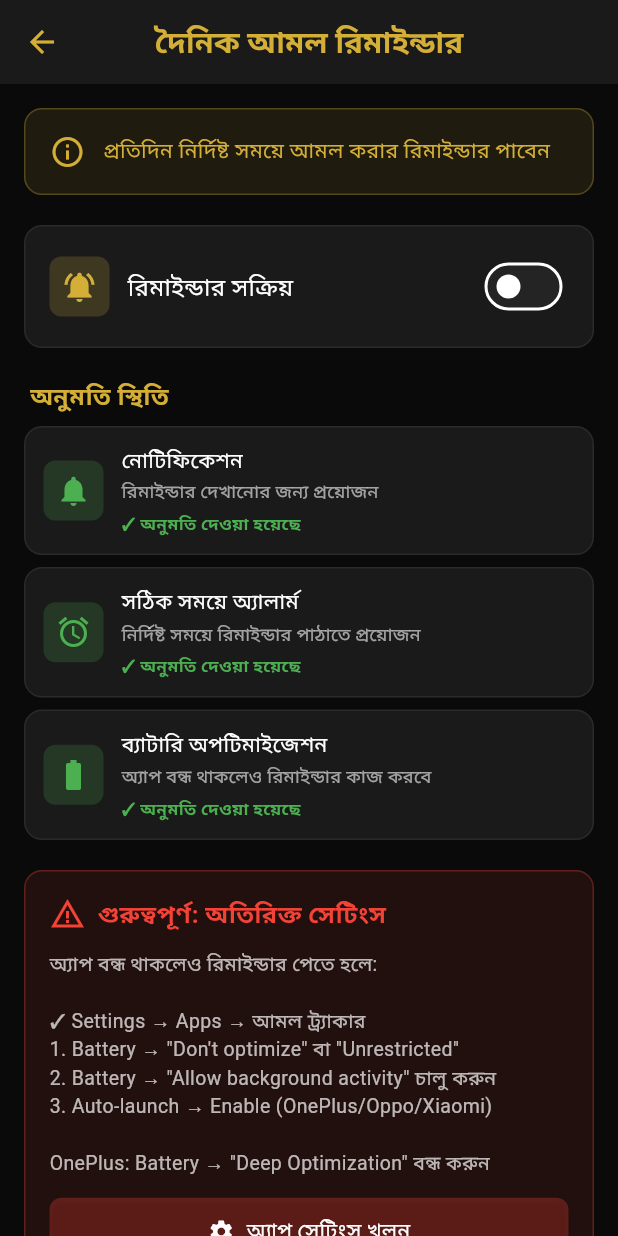
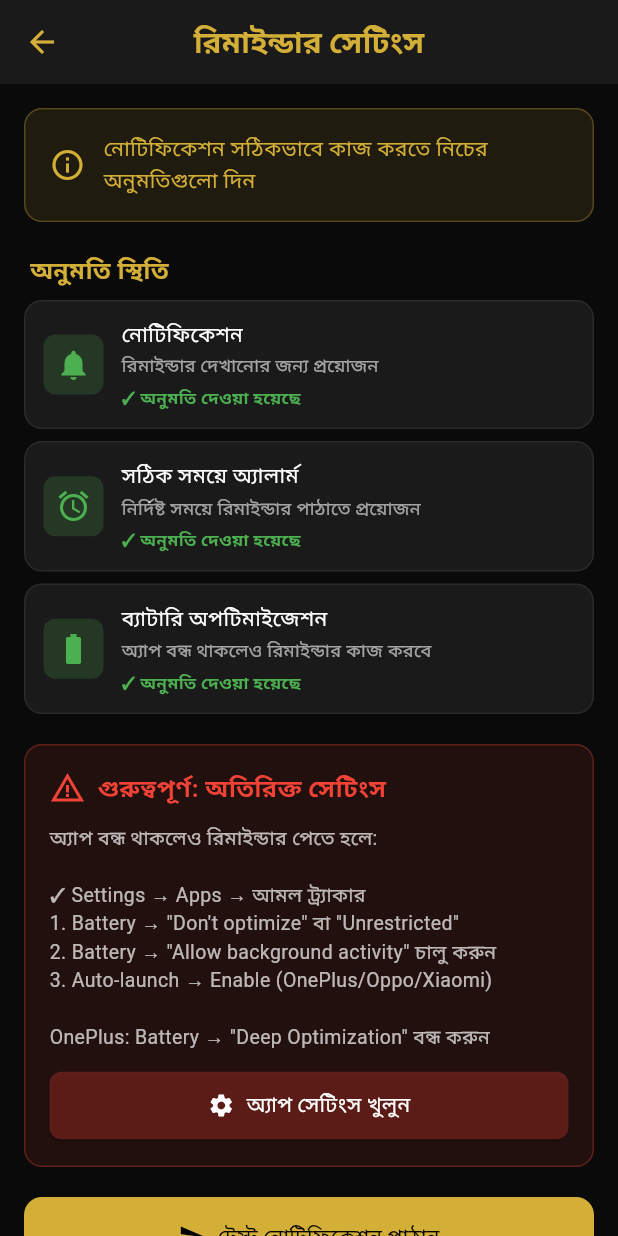
Before and after one commit to Arvi-Saleque/Islamic-Amal-Tracker, a Flutter app: the DailyReminderScreen screen opened directly, on a phone screen of 412 x 824 dp. Run offline on Flutter 3.47's test engine with Material 3 defaults, Android fonts, the phone set to English and light mode, and no system bars; our stand-ins replace cloud_firestore, easy_localization, firebase_auth, firebase_core, fl_chart, flutter_local_notifications and 8 more; missing offline and left inert: adhan_dart, android_intent_plus; accounts and stored records are empty.

Commit message:
রমইনডর সটস পজ থক সকরয সকশন রমভ কর হযছ

```diff
--- a/lib/presentation/screens/settings/daily_reminder_screen.dart
+++ b/lib/presentation/screens/settings/daily_reminder_screen.dart
@@ -261,7 +261,7 @@ class _DailyReminderScreenState extends State<DailyReminderScreen> with WidgetsB
           onPressed: () => Navigator.pop(context),
         ),
         title: const Text(
-          'দৈনিক আমল রিমাইন্ডার',
+          'রিমাইন্ডার সেটিংস',
           style: TextStyle(
             color: Color(0xFFD4AF37),
             fontSize: 20,
@@ -285,11 +285,6 @@ class _DailyReminderScreenState extends State<DailyReminderScreen> with WidgetsB
                   children: [
                     // Info Card
                     _buildInfoCard(),
-
-                    const SizedBox(height: 20),
-
-                    // Reminder Toggle Card
-                    _buildReminderCard(),
 
                     const SizedBox(height: 20),
 
@@ -328,7 +323,7 @@ class _DailyReminderScreenState extends State<DailyReminderScreen> with WidgetsB
           SizedBox(width: 12),
           Expanded(
             child: Text(
-              'প্রতিদিন নির্দিষ্ট সময়ে আমল করার রিমাইন্ডার পাবেন',
+              'নোটিফিকেশন সঠিকভাবে কাজ করতে নিচের অনুমতিগুলো দিন',
               style: TextStyle(
                 color: Color(0xFFD4AF37),
                 fontSize: 14,
```
